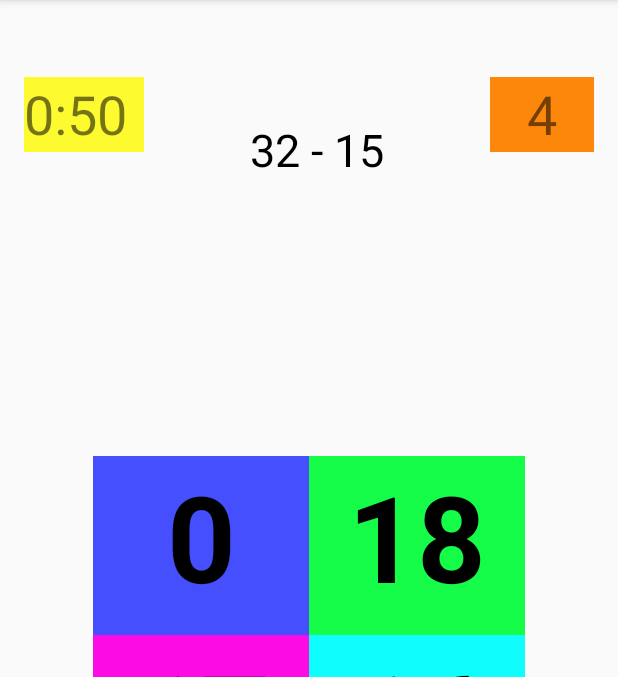
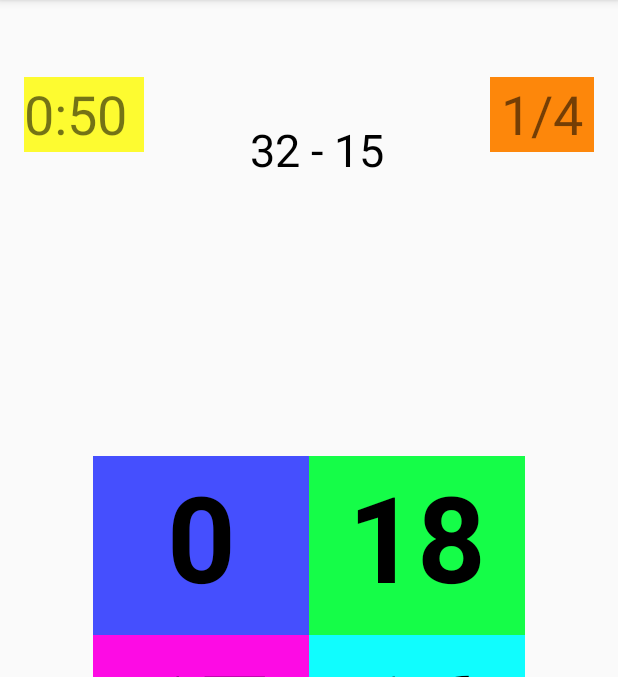
Before and after one commit to Manket69/BarinTest, an Android app: the screen it shows after launch (MainActivity), after a tap on "16", on a phone screen of 412 x 824 dp, the part 84-761 px from its top. Run offline under Robolectric (Android 15) with nearby library versions, the phone set to English and light mode, and no system bars; 2 other taps on this screen came first.

Commit message:
Update MainActivity.java

```diff
--- a/app/src/main/java/com/example/maren/braintest/MainActivity.java
+++ b/app/src/main/java/com/example/maren/braintest/MainActivity.java
@@ -108,7 +108,7 @@ public class MainActivity extends AppCompatActivity {
         stopCount++;
         tickCount++;
         if(stopCount < 7 ) {
-            scoreTextView.setText(Integer.toString(quizCount));
+            scoreTextView.setText(rightAnswerCount+"/"+Integer.toString(quizCount));
         }
 
 
@@ -118,8 +118,11 @@ public class MainActivity extends AppCompatActivity {
             public void onTick(long millisUntilFinished) {
                 if(isRunning){
                     cancel();
+
                     isRunning= false ;
+
                 }else{
+
                     timerTextView.setText("0:" + millisUntilFinished / 100);
                 }
 
@@ -129,9 +132,9 @@ public class MainActivity extends AppCompatActivity {
 
             public void onFinish() {
                 tickCount++;
-            quizCount++;
+                quizCount++;
 
-                if(tickCount == 6 ){
+                if(tickCount == 7 ){
 
 
                     cancel();
@@ -261,6 +264,7 @@ public class MainActivity extends AppCompatActivity {
         }else{
             quizCount++;
             isRunning=true;
+
             showNextQuiz();
         }
 
@@ -270,6 +274,8 @@ public class MainActivity extends AppCompatActivity {
         Log.d("Wybor ", "To "+textPressed);
 
     }
+
+
 
     public void Reset(View view) {
       //  int gameCount = 1;
```
